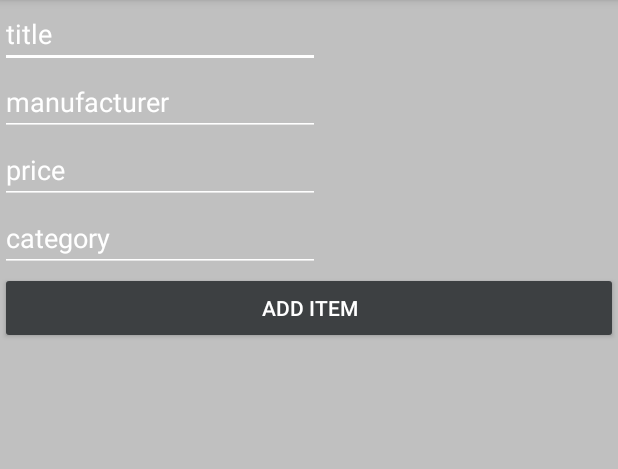
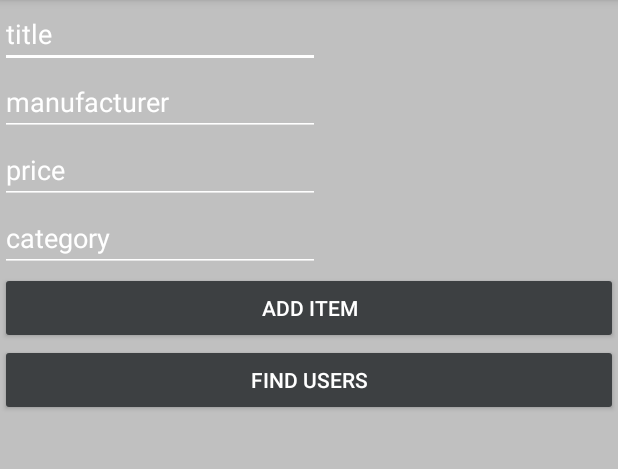
Before and after one commit to robertreid15/ecommerce, an Android app: the AddItems screen opened directly, with no data from a screen before it, on a phone screen of 412 x 824 dp, the part 84-553 px from its top. Run offline under Robolectric (Android 15) with nearby library versions, the phone set to English and light mode, and no system bars; our stand-ins replace Firebase (no records; nobody signed in at launch, a user with empty details on screens opened directly).

Commit message:
Added findUsers functionality for Admin + cart func for customer

```diff
--- a/app/src/main/AndroidManifest.xml
+++ b/app/src/main/AndroidManifest.xml
@@ -9,7 +9,7 @@
         android:roundIcon="@mipmap/ic_launcher_round"
         android:supportsRtl="true"
         android:theme="@style/AppTheme">
-        <activity android:name=".MainActivity">
+        <activity android:name=".items.FindItemActivity" >
             <intent-filter>
                 <action android:name="android.intent.action.MAIN" />
 
@@ -19,7 +19,10 @@
         <activity android:name=".AdminLogin" />
         <activity android:name=".CustomerLogin" />
         <activity android:name=".items.AddItems" />
+<!--
         <activity android:name=".items.FindItemActivity" />
+-->
+        <activity android:name=".findUsers.FindUserActivity" />
 
     </application>
 
--- a/app/src/main/java/com/example/c15347186/e_commerce_app/items/AddItems.java
+++ b/app/src/main/java/com/example/c15347186/e_commerce_app/items/AddItems.java
@@ -1,5 +1,6 @@
 package com.example.c15347186.e_commerce_app.items;
 
+import android.content.Intent;
 import android.support.annotation.NonNull;
 import android.support.v7.app.AppCompatActivity;
 import android.os.Bundle;
@@ -8,7 +9,10 @@ import android.widget.Button;
 import android.widget.EditText;
 import android.widget.Toast;
 
+import com.example.c15347186.e_commerce_app.CustomerLogin;
+import com.example.c15347186.e_commerce_app.MainActivity;
 import com.example.c15347186.e_commerce_app.R;
+import com.example.c15347186.e_commerce_app.findUsers.FindUserActivity;
 import com.google.android.gms.tasks.OnCompleteListener;
 import com.google.android.gms.tasks.Task;
 import com.google.firebase.auth.AuthResult;
@@ -21,7 +25,7 @@ import java.util.Map;
 
 public class AddItems extends AppCompatActivity {
     EditText title, manufacturer, price, category;
-    Button mAdd;
+    Button mAdd, mFindUsers;
 
     private DatabaseReference mDatabase;
 
@@ -34,6 +38,7 @@ public class AddItems extends AppCompatActivity {
 
         mDatabase = FirebaseDatabase.getInstance().getReference();
         mAdd = (Button) findViewById(R.id.add);
+        mFindUsers = (Button) findViewById(R.id.findUsers);
 
 
         mAdd.setOnClickListener(new View.OnClickListener() {
@@ -57,5 +62,12 @@ public class AddItems extends AppCompatActivity {
             }
         });
 
-        }
+        mFindUsers.setOnClickListener(new View.OnClickListener() {
+            @Override
+            public void onClick(View v) {
+                Intent i = new Intent(AddItems.this, FindUserActivity.class);
+                startActivity(i);
+            }
+        });
     }
+}
--- a/app/src/main/java/com/example/c15347186/e_commerce_app/items/FindItemActivity.java
+++ b/app/src/main/java/com/example/c15347186/e_commerce_app/items/FindItemActivity.java
@@ -113,7 +113,9 @@ public class FindItemActivity extends AppCompatActivity {
 
             }*/
 
-            private void listenForData() {
+    /*Search for title in the items child and start with whatever is in the mInput.getText*/
+
+    private void listenForData() {
                 DatabaseReference usersDb = FirebaseDatabase.getInstance().getReference().child("Items");
                 Query query = usersDb.orderByChild("title").startAt(mInput.getText().toString()).endAt(mInput.getText().toString() + "\uf8ff");
                 query.addChildEventListener(new ChildEventListener() {
--- a/app/src/main/res/layout/activity_add_items.xml
+++ b/app/src/main/res/layout/activity_add_items.xml
@@ -59,5 +59,13 @@
         android:backgroundTint="#3d4042"
         android:text="Add Item" />
 
+    <Button
+        android:id="@+id/findUsers"
+        android:layout_width="match_parent"
+        android:layout_height="wrap_content"
+        android:onClick="loginClick"
+        android:textColor="#ffff"
+        android:backgroundTint="#3d4042"
+        android:text="Find Users" />
 
 </LinearLayout>
```
Also changed, not shown: app/src/main/java/com/example/c15347186/e_commerce_app/items/ItemAdapter.java (+16 -16 lines).
